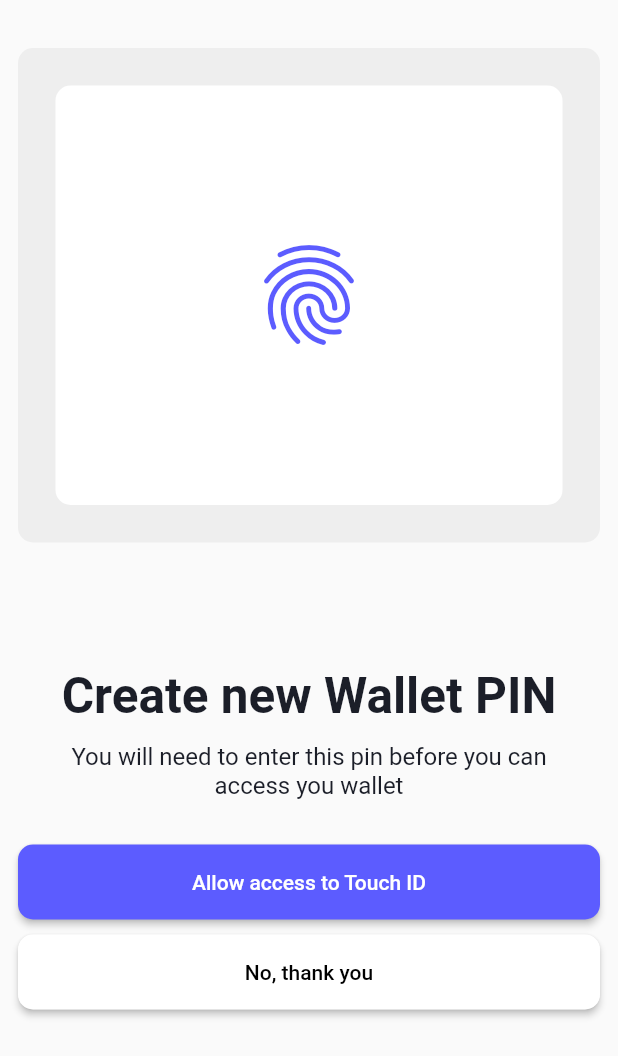
After one commit to Clinton1000/Emeka-E, a Flutter app: the EnableBiometricScreen screen opened directly, on a phone screen of 412 x 824 dp. The commit adds this screen. Shown: the top 1056 px of the screen. Run offline on Flutter 3.47's test engine with Material 2 defaults, Android fonts, the phone set to English and light mode, and no system bars; our stand-ins replace animated_notch_bottom_bar, firebase_core, get, get_storage, local_auth, pinput; accounts and stored records are empty; Roboto replaces fonts that are missing (SF Pro Display).

Commit message:
first commit

```diff
--- a/lib/view/screen/authentication/create_wallet_pin.dart
+++ b/lib/view/screen/authentication/create_wallet_pin.dart
@@ -1,4 +1,5 @@
 import 'package:changecollect/utils/text_style.dart';
+import 'package:changecollect/view/screen/authentication/enable_biometric_screen.dart';
 import 'package:changecollect/view/widget/back_button.dart';
 import 'package:changecollect/view/widget/pin_input_field.dart';
 import 'package:changecollect/view/widget/pin_keyboard.dart';
@@ -108,6 +109,7 @@ class _NewWalletPinScreenState extends State<NewWalletPinScreen> {
                       if (a.length > 3) {
                         //autoValidate = true;
                         setState(() {});
+                        Navigator.push(context, MaterialPageRoute(builder: (context) => EnableBiometricScreen()));
                         print(pinController.text);
                       }
                     },
--- /dev/null
+++ b/lib/view/screen/authentication/enable_biometric_screen.dart
@@ -0,0 +1,88 @@
+import 'package:changecollect/utils/text_style.dart';
+import 'package:changecollect/view/screen/dashboard/dashboard_screen.dart';
+import 'package:changecollect/view/widget/primary_button.dart';
+import 'package:changecollect/view/widget/secondary_button.dart';
+import 'package:flutter/cupertino.dart';
+import 'package:flutter/material.dart';
+import 'package:get/get.dart';
+
+class EnableBiometricScreen extends StatefulWidget {
+  EnableBiometricScreen({Key key,}) : super(key: key);
+
+  @override
+  State<EnableBiometricScreen> createState() => _EnableBiometricScreenState();
+}
+
+class _EnableBiometricScreenState extends State<EnableBiometricScreen> {
+
+  @override
+  Widget build(BuildContext context) {
+    return Scaffold(
+      body: SafeArea(
+        child: Padding(
+            padding: const EdgeInsets.all(12.0),
+            child: SingleChildScrollView(
+              child: Column(
+                children: [
+                  SizedBox(height: 20),
+                  Container(
+                    width: Get.size.width,
+                    height: Get.size.height / 2.5,
+                    padding: EdgeInsets.all(25),
+                    decoration: BoxDecoration(
+                      color: Colors.grey[200],
+                      borderRadius: BorderRadius.circular(10),
+                    ),
+                    child: Container(
+                        width: Get.size.width / 5,
+                        height: Get.size.height / 5,
+                        decoration: BoxDecoration(
+                          color: Colors.white,
+                          borderRadius: BorderRadius.circular(10),
+                        ),
+                      child: Icon(
+                        Icons.fingerprint_outlined,
+                        size: 80,
+                        color: const Color(0xFF5C5CFF),
+                      ),
+                    ),
+                  ),
+
+                  SizedBox(height: Get.size.height / 10,),
+                  Text("Create new Wallet PIN", style: pBold33,),
+                  SizedBox(height: 12,),
+                  Padding(
+                    padding: const EdgeInsets.symmetric(horizontal: 15.0),
+                    child: Text("You will need to enter this pin before you can access you wallet", style: pLight16,
+                      textAlign: TextAlign.center,),
+                  ),
+                  SizedBox(height: 30,),
+                  PrimaryButton(
+                    text: "Allow access to Touch ID",
+                    onPress: () {
+                        /*Navigator.push(
+                          context,
+                          MaterialPageRoute(builder: (context) => OTPScreen(email: emailString)),
+                        );*/
+                    },
+                  ),
+                  SizedBox(height: 10,),
+                  SecondaryButton(
+                    text: "No, thank you",
+                    onPress: () {
+                      Navigator.push(
+                          context,
+                          MaterialPageRoute(builder: (context) => DashboardScreen()),
+                        );
+                    },
+                  ),
+
+
+                ],
+              ),
+            ),
+          ),
+      ),
+    );
+  }
+}
--- /dev/null
+++ b/lib/view/widget/secondary_button.dart
@@ -0,0 +1,44 @@
+import 'package:flutter/material.dart';
+import 'package:flutter/material.dart';
+
+class SecondaryButton extends StatelessWidget {
+  final Color textColor;
+  final Color backgroundColor;
+  final String text;
+  final VoidCallback onPress;
+  final TextStyle textStyle;
+  final double borderRadius;
+
+  SecondaryButton({
+    this.textColor = Colors.black,
+    this.backgroundColor = Colors.white,
+    this.text,
+    this.onPress,
+    this.textStyle,
+    this.borderRadius = 10.0,
+  });
+
+  @override
+  Widget build(BuildContext context) {
+    return SizedBox(
+      width: double.infinity,
+      height: 50,
+      child: ElevatedButton(
+        onPressed: onPress,
+        style: ButtonStyle(
+          backgroundColor: MaterialStateProperty.all<Color>(backgroundColor),
+          shape: MaterialStateProperty.all<OutlinedBorder>(
+            RoundedRectangleBorder(
+              borderRadius: BorderRadius.circular(borderRadius),
+              side: BorderSide(color: Colors.white38), // Add border line
+            ),
+          ),
+        ),
+        child: Text(
+          text,
+          style: TextStyle(color: textColor),
+        ),
+      ),
+    );
+  }
+}
--- a/pubspec.yaml
+++ b/pubspec.yaml
@@ -62,6 +62,7 @@ dependencies:
   flutter_email_sender: ^5.2.0
   get_storage: ^2.1.1
   pinput: ^2.2.21
+  animated_notch_bottom_bar: ^1.0.0
   #qr_flutter: ^4.0.0
 
 
```
Also changed, not shown: lib/view/screen/dashboard/dashboard_screen.dart (added, +180 -0 lines), lib/view/screen/dashboard/home_screen.dart (added, +23 -0 lines), pubspec.lock, 2 other files.
